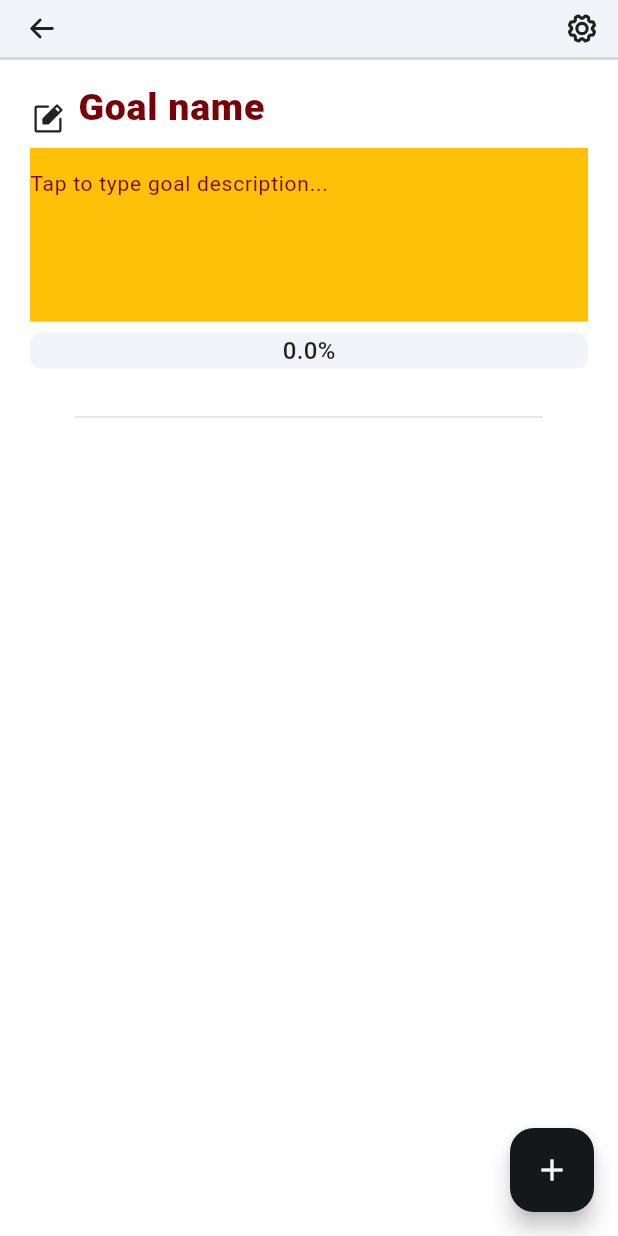
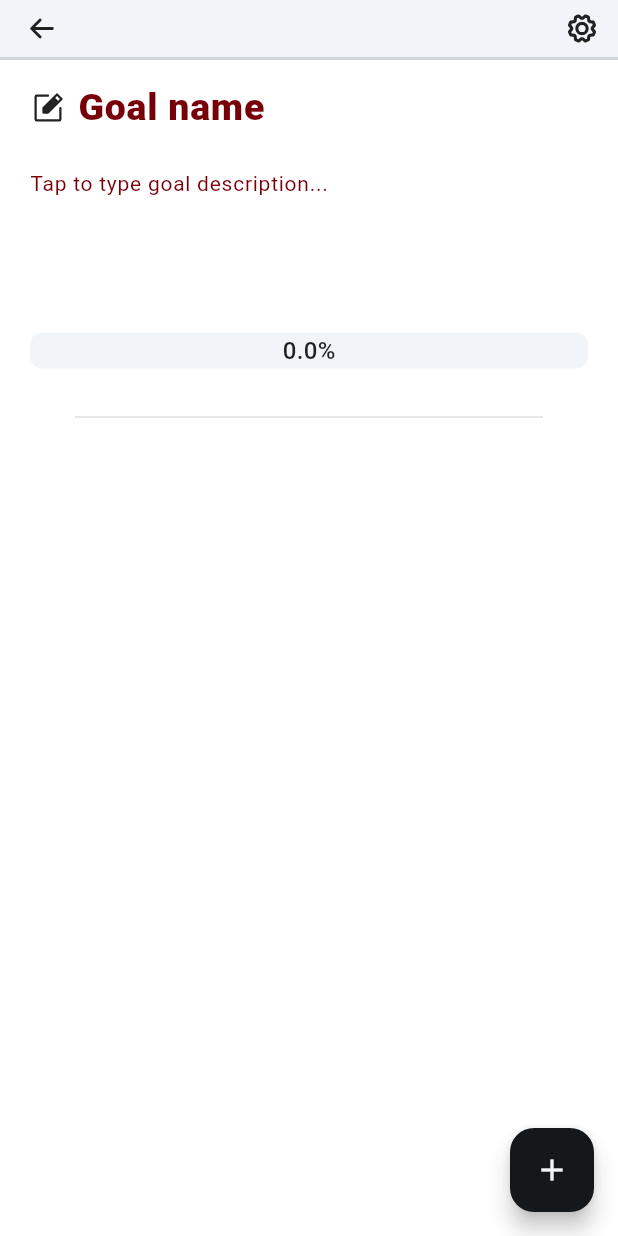
Before and after one commit to sankassio99/goals_tracker, a Flutter app: the MainGoalPageWidget screen opened directly, on a phone screen of 412 x 824 dp. Run offline on Flutter 3.47's test engine with Material 2 defaults, Android fonts, the phone set to English and light mode, and no system bars; drawn by our look-alikes of percent_indicator; our stand-ins replace get, phosphor_flutter; Roboto replaces fonts that are missing (Poppins).

Commit message:
title and icon alignment

```diff
--- a/lib/presentation/components/header_goal_widget.dart
+++ b/lib/presentation/components/header_goal_widget.dart
@@ -49,7 +49,7 @@ class GoalDescWidget extends StatelessWidget {
     return Container(
       width: double.infinity,
       decoration: const BoxDecoration(
-        color: Colors.amber,
+        color: Colors.white,
       ),
       child: Focus(
         onFocusChange: (value) {
@@ -89,7 +89,7 @@ class GoalTitleWidget extends StatelessWidget {
   Widget build(BuildContext context) {
     return Row(
       mainAxisSize: MainAxisSize.max,
-      crossAxisAlignment: CrossAxisAlignment.center,
+      crossAxisAlignment: CrossAxisAlignment.start,
       children: [
         Padding(
           padding: const EdgeInsets.fromLTRB(0, 0, 8, 0),
@@ -111,7 +111,9 @@ class GoalTitleWidget extends StatelessWidget {
                 key: const Key("titleInput"),
                 controller: model.nameController,
                 decoration: const InputDecoration(
-                    hintText: 'Goal name', border: InputBorder.none),
+                  hintText: 'Goal name',
+                  border: InputBorder.none,
+                ),
                 style: const TextStyle(
                   color: Colors.black87,
                   fontSize: 25,
```
